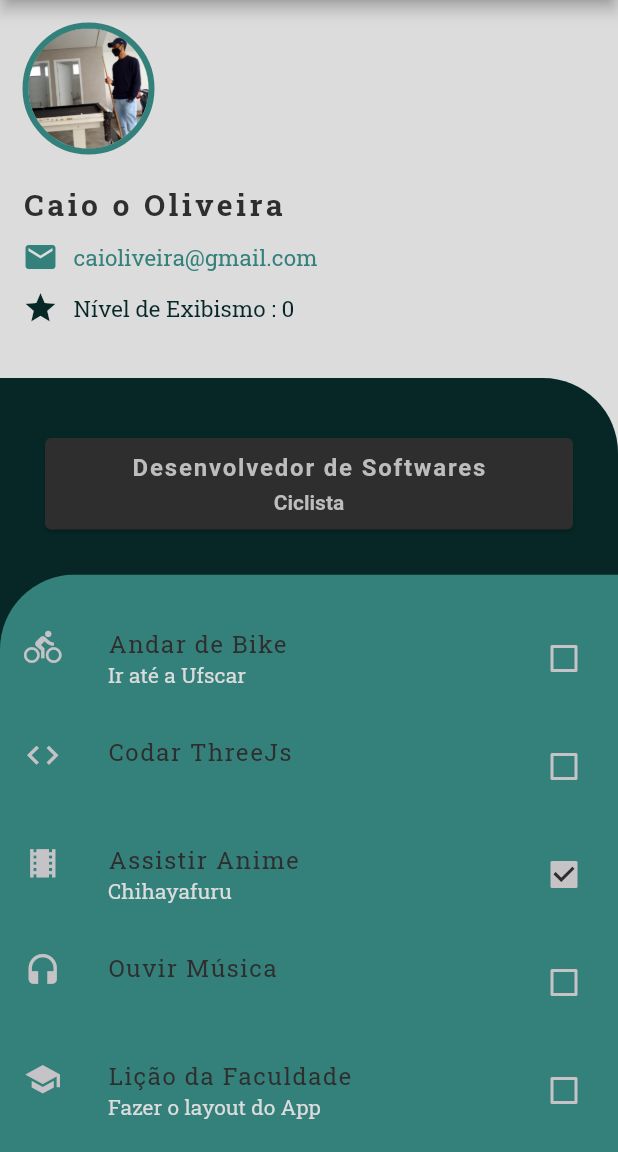
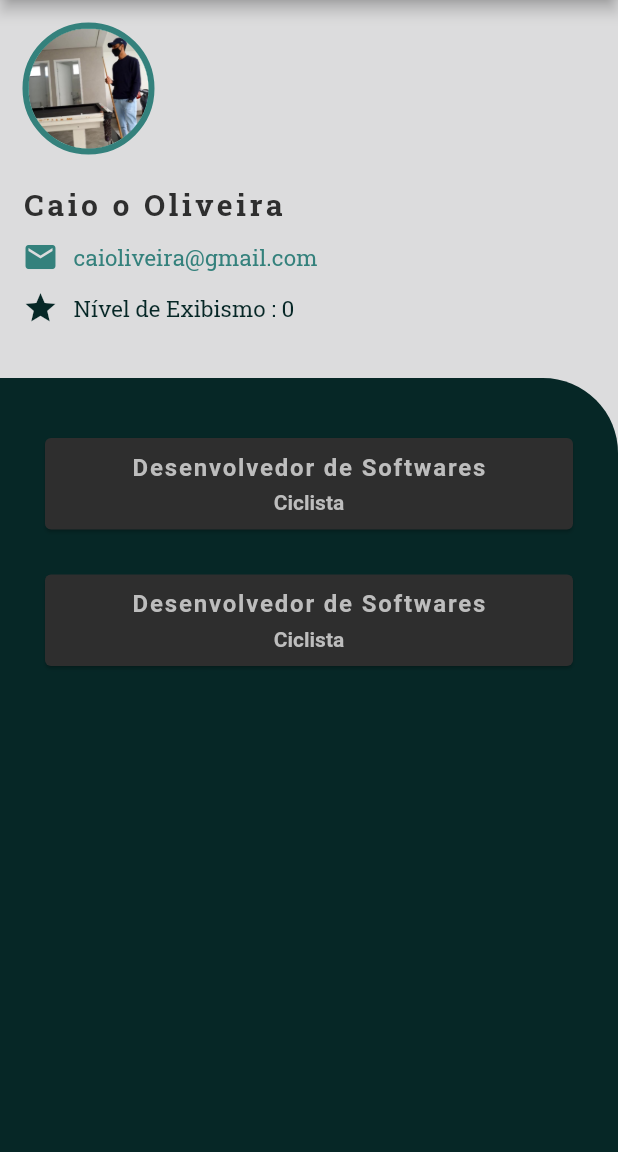
Before and after one commit to AmandaCleto/flutter--todo-list--front, a Flutter app: the screen it shows after launch, on a phone screen of 412 x 824 dp, the part 84-1236 px from its top. Run offline on Flutter 3.47's test engine with Material 2 defaults, Android fonts, the light colour scheme and no system bars.

Commit message:
showed more than one element in personalStats

```diff
--- a/lib/PersonalStats.dart
+++ b/lib/PersonalStats.dart
@@ -3,14 +3,15 @@ import 'package:flutter/material.dart';
 import 'Stats.dart';
 
 class PersonalStats extends StatelessWidget {
-  final Stats stats;
-  PersonalStats({required this.stats});
+  final Stats? stat;
+
+  PersonalStats({this.stat});
 
   @override
   Widget build(BuildContext context) {
     return Card(
       color: Color(0xFF2E2E2E),
-      margin: EdgeInsets.all(30.0),
+      margin: EdgeInsets.fromLTRB(30.0, 30.0, 30.0, 0),
       child: Padding(
         padding: const EdgeInsets.all(10.0),
         child: Column(
@@ -18,7 +19,7 @@ class PersonalStats extends StatelessWidget {
           children: <Widget>[
             Center(
               child: Text(
-                stats.profission,
+                stat?.profission ?? '',
                 style: TextStyle(
                   fontSize: 16.0,
                   fontWeight: FontWeight.bold,
@@ -30,7 +31,7 @@ class PersonalStats extends StatelessWidget {
             SizedBox(height: 6.0),
             Center(
               child: Text(
-                stats.hobby,
+                stat?.hobby ?? '',
                 style: TextStyle(
                   fontSize: 14.0,
                   fontWeight: FontWeight.bold,
--- a/lib/Stats.dart
+++ b/lib/Stats.dart
@@ -1,6 +1,6 @@
 class Stats {
-  String profission;
-  String hobby;
+  String? profission;
+  String? hobby;
 
   //name properties
   Stats({this.profission: '', this.hobby: ''});
--- a/lib/main.dart
+++ b/lib/main.dart
@@ -79,8 +79,10 @@ class HomePage extends StatefulWidget {
 class _HomePageState extends State<HomePage> {
   int sum = 0;
 
-  Stats stats =
-      Stats(profission: 'Desenvolvedor de Softwares', hobby: 'Ciclista');
+  List<Stats> stats = [
+    Stats(profission: 'Desenvolvedor de Softwares', hobby: 'Ciclista'),
+    Stats(profission: 'Desenvolvedor de Softwares', hobby: 'Ciclista'),
+  ];
 
   @override
   Widget build(BuildContext context) {
@@ -204,72 +206,74 @@ class _HomePageState extends State<HomePage> {
                   child: Padding(
                     padding: const EdgeInsets.fromLTRB(0, 10.0, 0, 0),
                     child: Column(
-                      children: [
-                        PersonalStats(stats: stats),
-                        Expanded(
-                          child: ClipRRect(
-                            borderRadius: BorderRadius.only(
-                              topLeft: Radius.circular(50),
-                            ),
-                            child: Container(
-                              color: Color(0xFF34817C),
-                              child: ListView.builder(
-                                padding: EdgeInsets.fromLTRB(0, 20.0, 0, 0),
-                                itemCount: widget.todoList.length,
-                                itemBuilder: (BuildContext context, int index) {
-                                  final todo = widget.todoList[index];
-                                  return Center(
-                                    child: Container(
-                                      child: Theme(
-                                        child: CheckboxListTile(
-                                          title: Text(
-                                            todo.description,
-                                            style: TextStyle(
-                                              color: Color(0xFF2E2E2E),
-                                              letterSpacing: 1.0,
-                                              fontFamily: 'RobotoSlab',
-                                            ),
-                                          ),
-                                          subtitle: Text(
-                                            todo.complement,
-                                            style: TextStyle(
-                                              color: Color(0xFFDCDCDD),
-                                              fontFamily: 'RobotoSlab',
-                                            ),
-                                          ),
-                                          secondary: Icon(
-                                            IconData(
-                                              int.parse(todo.icon),
-                                              fontFamily: 'MaterialIcons',
-                                            ),
-                                            color: Color(0xFFC5C3C6),
-                                            size: 25,
-                                          ),
-                                          activeColor: Color(0xFFC5C3C6),
-                                          checkColor: Color(0xFF2E2E2E),
-                                          key: Key(todo.description),
-                                          value: todo.checked,
-                                          onChanged: (value) {
-                                            setState(() {
-                                              todo.checked = value;
-                                            });
-                                          },
-                                        ),
-                                        data: ThemeData(
-                                            // checked color
-                                            primarySwatch: Colors.pink,
-                                            // border color
-                                            unselectedWidgetColor:
-                                                Color(0xFFC5C3C6)),
-                                      ),
-                                    ),
-                                  );
-                                },
-                              ),
-                            ),
-                          ),
-                        ),
-                      ],
+                      children: stats
+                          .map((stat) => PersonalStats(stat: stat))
+                          .toList(),
+
+                      // Expanded(
+                      //   child: ClipRRect(
+                      //     borderRadius: BorderRadius.only(
+                      //       topLeft: Radius.circular(50),
+                      //     ),
+                      //     child: Container(
+                      //       color: Color(0xFF34817C),
+                      //       child: ListView.builder(
+                      //         padding: EdgeInsets.fromLTRB(0, 20.0, 0, 0),
+                      //         itemCount: widget.todoList.length,
+                      //         itemBuilder: (BuildContext context, int index) {
+                      //           final todo = widget.todoList[index];
+                      //           return Center(
+                      //             child: Container(
+                      //               child: Theme(
+                      //                 child: CheckboxListTile(
+                      //                   title: Text(
+                      //                     todo.description,
+                      //                     style: TextStyle(
+                      //                       color: Color(0xFF2E2E2E),
+                      //                       letterSpacing: 1.0,
+                      //                       fontFamily: 'RobotoSlab',
+                      //                     ),
+                      //                   ),
+                      //                   subtitle: Text(
+                      //                     todo.complement,
+                      //                     style: TextStyle(
+                      //                       color: Color(0xFFDCDCDD),
+                      //                       fontFamily: 'RobotoSlab',
+                      //                     ),
+                      //                   ),
+                      //                   secondary: Icon(
+                      //                     IconData(
+                      //                       int.parse(todo.icon),
+                      //                       fontFamily: 'MaterialIcons',
+                      //                     ),
+                      //                     color: Color(0xFFC5C3C6),
+                      //                     size: 25,
+                      //                   ),
+                      //                   activeColor: Color(0xFFC5C3C6),
+                      //                   checkColor: Color(0xFF2E2E2E),
+                      //                   key: Key(todo.description),
+                      //                   value: todo.checked,
+                      //                   onChanged: (value) {
+                      //                     setState(() {
+                      //                       todo.checked = value;
+                      //                     });
+                      //                   },
+                      //                 ),
+                      //                 data: ThemeData(
+                      //                     // checked color
+                      //                     primarySwatch: Colors.pink,
+                      //                     // border color
+                      //                     unselectedWidgetColor:
+                      //                         Color(0xFFC5C3C6)),
+                      //               ),
+                      //             ),
+                      //           );
+                      //         },
+                      //       ),
+                      //     ),
+                      //   ),
+                      // ),
+                      // ],
                     ),
                   ),
                 ),
```
